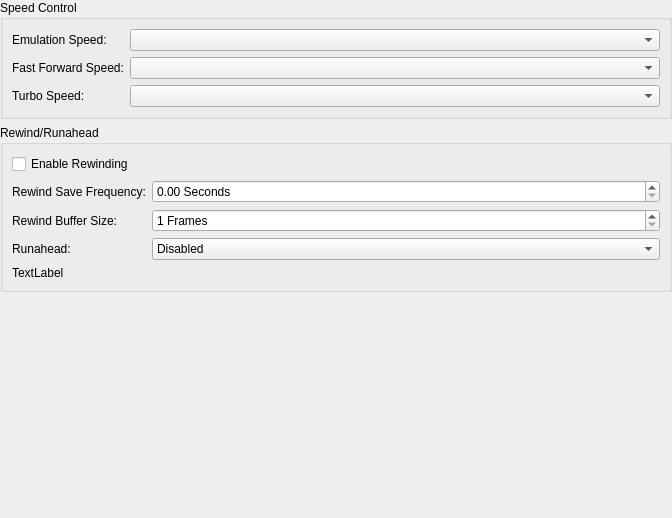
kofxi3584karlayang/duckstation, file src/duckstation-qt/emulationsettingswidget.ui: the form before one commit.
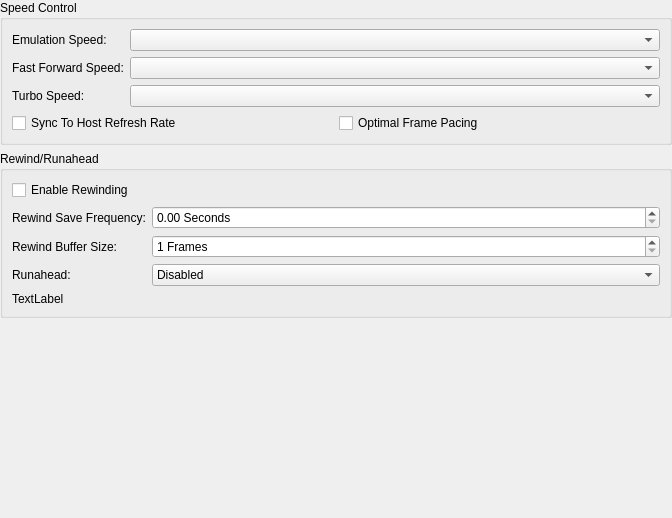
The form after the commit.

The edit to the form file:
```diff
--- a/src/duckstation-qt/emulationsettingswidget.ui
+++ b/src/duckstation-qt/emulationsettingswidget.ui
@@ -62,6 +62,24 @@
       <item row="2" column="1">
        <widget class="QComboBox" name="turboSpeed"/>
       </item>
+      <item row="3" column="0" colspan="2">
+       <layout class="QGridLayout" name="gridLayout">
+        <item row="1" column="1">
+         <widget class="QCheckBox" name="syncToHostRefreshRate">
+          <property name="text">
+           <string>Sync To Host Refresh Rate</string>
+          </property>
+         </widget>
+        </item>
+        <item row="1" column="2">
+         <widget class="QCheckBox" name="displayAllFrames">
+          <property name="text">
+           <string>Optimal Frame Pacing</string>
+          </property>
+         </widget>
+        </item>
+       </layout>
+      </item>
      </layout>
     </widget>
    </item>
```
